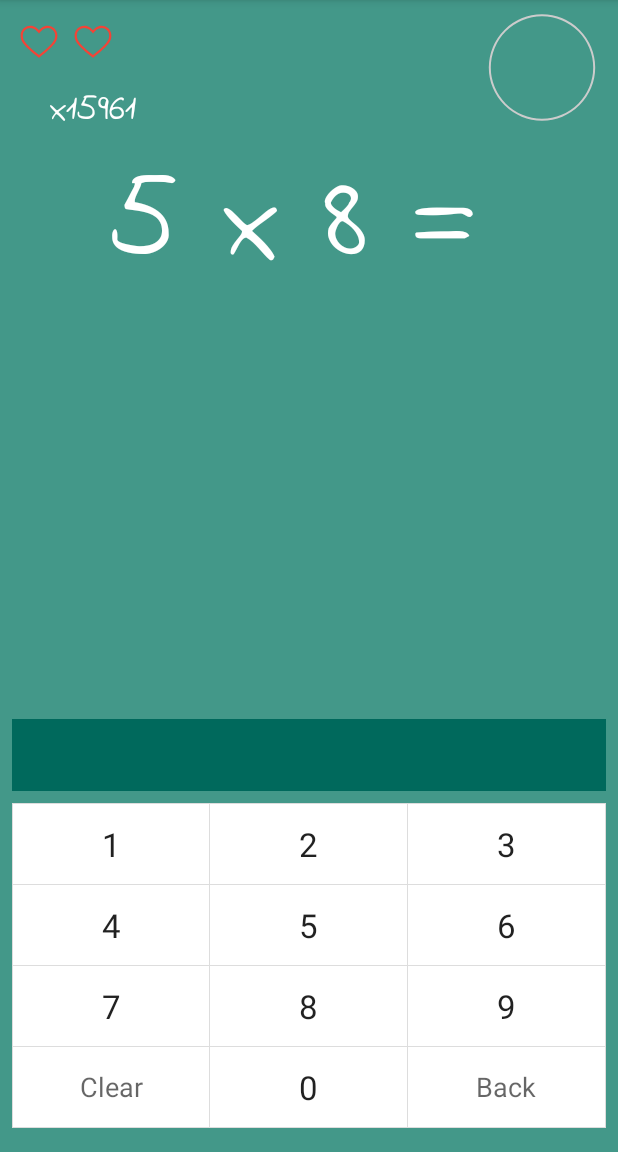
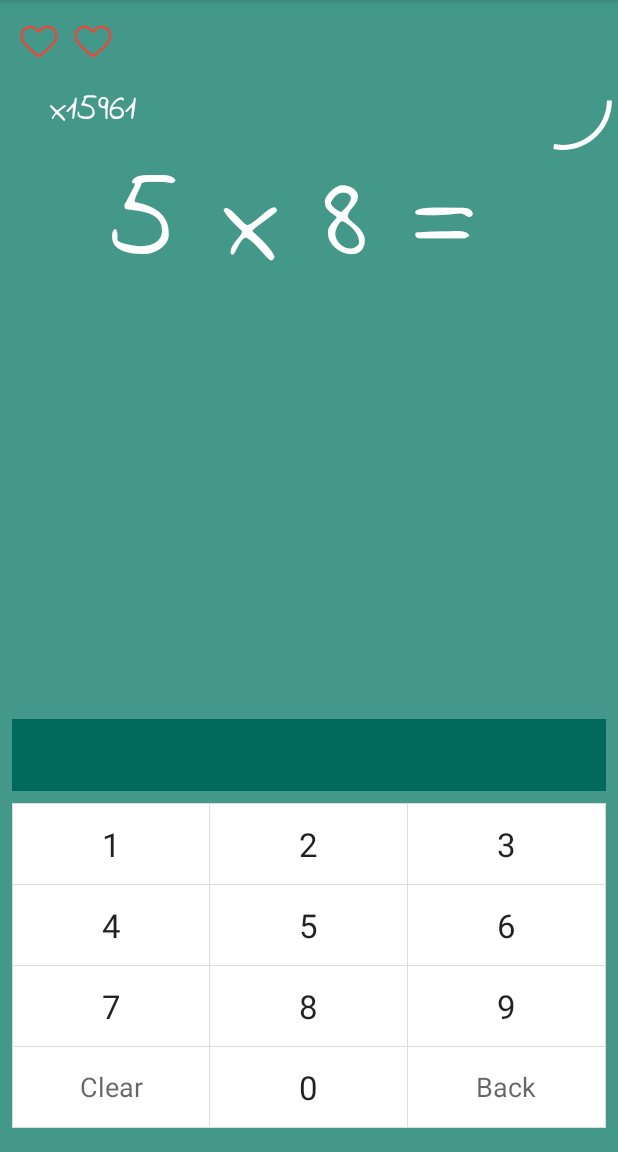
Before and after one commit to jeandobler/elephantmath, an Android app: the ChallengeActivity screen opened directly, with no data from a screen before it, on a phone screen of 412 x 824 dp, the part 84-1236 px from its top. Run offline under Robolectric (Android 15) with nearby library versions, the phone set to English and light mode, and no system bars; our stand-ins replace ButterKnife, Room's generated code.

Commit message:
Challenge Screen

```diff
--- a/app/src/main/java/com/dynamic/dobler/elephantmath/activity/BaseActivity.java
+++ b/app/src/main/java/com/dynamic/dobler/elephantmath/activity/BaseActivity.java
@@ -1,18 +1,16 @@
 package com.dynamic.dobler.elephantmath.activity;
 
-import androidx.appcompat.app.AppCompatActivity;
-
 import android.content.Intent;
-import android.os.Bundle;
-import android.util.Log;
 
 import com.google.android.gms.auth.api.signin.GoogleSignIn;
 import com.google.android.gms.auth.api.signin.GoogleSignInAccount;
 
+import androidx.appcompat.app.AppCompatActivity;
+
 public class BaseActivity extends AppCompatActivity {
 
 
-    private String mGoogleId;
+    protected int mGoogleId;
 
     @Override
     protected void onStart() {
@@ -22,13 +20,13 @@ public class BaseActivity extends AppCompatActivity {
         updateUI(account);
     }
 
-        protected void updateUI(GoogleSignInAccount account) {
-            if (account == null) {
-                Intent splashIntent = new Intent(this, SplashActivity.class);
-                startActivity(splashIntent );
-            }else {
-                mGoogleId = account.getId();
-            }
+    protected void updateUI(GoogleSignInAccount account) {
+        if (account == null) {
+            Intent splashIntent = new Intent(this, SplashActivity.class);
+            startActivity(splashIntent);
+        } else {
+            mGoogleId = Integer.parseInt(account.getId());
         }
+    }
 
 }
--- a/app/src/main/java/com/dynamic/dobler/elephantmath/activity/ChallengeActivity.java
+++ b/app/src/main/java/com/dynamic/dobler/elephantmath/activity/ChallengeActivity.java
@@ -2,20 +2,28 @@ package com.dynamic.dobler.elephantmath.activity;
 
 import android.os.Bundle;
 import android.os.CountDownTimer;
+import android.util.Log;
 import android.widget.ProgressBar;
 
 import com.dynamic.dobler.elephantmath.R;
+import com.dynamic.dobler.elephantmath.database.entity.Ranking;
+import com.dynamic.dobler.elephantmath.database.entity.RankingItem;
 
-import androidx.appcompat.app.AppCompatActivity;
+import java.util.Date;
+
 import butterknife.BindView;
 import butterknife.ButterKnife;
 
-public class ChallengeActivity extends AppCompatActivity {
+public class ChallengeActivity extends BaseActivity {
 
     @BindView(R.id.pb_challenge_timer)
     ProgressBar mPbChallengeTimer;
-    int total = 0;
-    CountDownTimer cdt;
+
+    int progressbarCount = 0;
+    int lives = 3;
+    Ranking mRanking;
+    RankingItem mRankingItem;
+    private CountDownTimer mCountDownTimer;
 
 
     @Override
@@ -23,6 +31,8 @@ public class ChallengeActivity extends AppCompatActivity {
         super.onCreate(savedInstanceState);
         setContentView(R.layout.activity_challenge);
 
+        Date date = new Date();
+        mRanking = new Ranking(null, this.mGoogleId, date, 0);
         ButterKnife.bind(this);
 
         progressbarTimer();
@@ -31,21 +41,24 @@ public class ChallengeActivity extends AppCompatActivity {
     }
 
     private void progressbarTimer() {
-        mPbChallengeTimer.setProgress(total);
-        int oneMin = 1 * 60 * 1000; // 1 minute in milli seconds
+        mPbChallengeTimer.setProgress(progressbarCount);
+        mCountDownTimer = new CountDownTimer(10000, 100) {
 
-        /** CountDownTimer starts with 1 minutes and every onTick is 1 second */
-        cdt = new CountDownTimer(oneMin, 1000) {
+            @Override
+            public void onTick(long millisUntilFinished) {
+                Log.e("Log_tag", "Tick of Progress " + progressbarCount + " " + millisUntilFinished);
+                progressbarCount++;
+                mPbChallengeTimer.setProgress(progressbarCount);
 
-            public void onTick(long millisUntilFinished) {
-
-                total = (int) ((millisUntilFinished / 60) * 100);
-                mPbChallengeTimer.setProgress(total);
             }
 
+            @Override
             public void onFinish() {
-                // DO something when 1 minute is up
+                //Do what you want
+                progressbarCount++;
+                mPbChallengeTimer.setProgress(100);
             }
-        }.start();
+        };
+        mCountDownTimer.start();
     }
 }
--- a/app/src/main/res/drawable/circle_shape.xml
+++ b/app/src/main/res/drawable/circle_shape.xml
@@ -3,7 +3,7 @@
     xmlns:android="http://schemas.android.com/apk/res/android"
     android:shape="ring"
     android:innerRadiusRatio="2.5"
-    android:thickness="1dp"
+    android:thickness="3dp"
     android:useLevel="false">
 
     <solid android:color="#CCC" />
--- a/app/src/main/res/drawable/circular_progress_bar.xml
+++ b/app/src/main/res/drawable/circular_progress_bar.xml
@@ -1,18 +1,9 @@
 <?xml version="1.0" encoding="utf-8"?>
-<rotate xmlns:android="http://schemas.android.com/apk/res/android"
-    android:fromDegrees="270"
-    android:toDegrees="270">
-    <shape
-        android:innerRadiusRatio="2.5"
-        android:shape="ring"
-        android:thickness="1dp"
-        android:useLevel="true"><!-- this line fixes the issue for lollipop api 21 -->
-
-        <gradient
-            android:angle="0"
-            android:endColor="#007DD6"
-            android:startColor="#007DD6"
-            android:type="sweep"
-            android:useLevel="false" />
-    </shape>
-</rotate>
+<shape
+    xmlns:android="http://schemas.android.com/apk/res/android"
+    android:innerRadiusRatio="2.5"
+    android:shape="ring"
+    android:thickness="3dp"
+    android:useLevel="true">
+    <solid android:color="@color/white" />
+</shape>
--- a/app/src/main/res/layout/activity_challenge_game.xml
+++ b/app/src/main/res/layout/activity_challenge_game.xml
@@ -59,15 +59,17 @@
 
     <ProgressBar
         android:id="@+id/pb_challenge_timer"
-        style="@style/Widget.AppCompat.ProgressBar"
-        android:layout_width="85dp"
+        style="?android:attr/progressBarStyleHorizontal"
+        android:layout_width="74dp"
         android:layout_height="74dp"
-        android:layout_marginTop="8dp"
+        android:layout_marginTop="30dp"
+        android:indeterminate="false"
+        android:max="100"
+        android:progress="1"
         android:progressDrawable="@drawable/circular_progress_bar"
-        android:background="@drawable/circle_shape"
-        android:layout_marginEnd="8dp"
         app:layout_constraintEnd_toEndOf="parent"
-        app:layout_constraintTop_toTopOf="parent" />
+        app:layout_constraintTop_toTopOf="parent"
+        />
 
 
     <TextView
```
